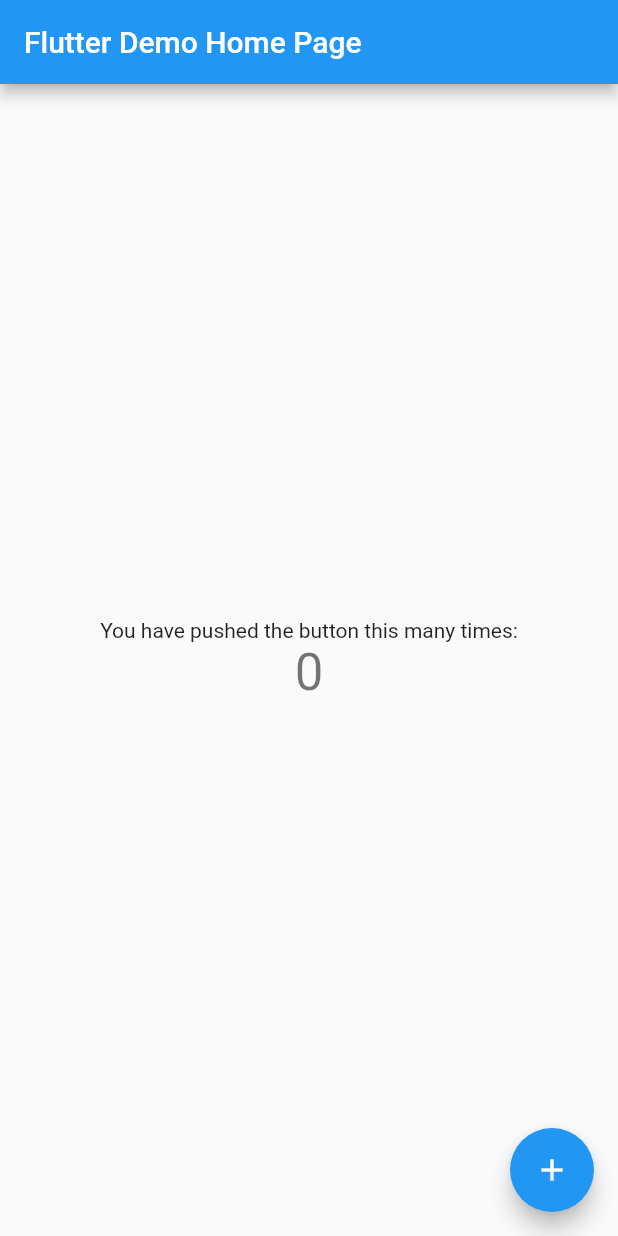
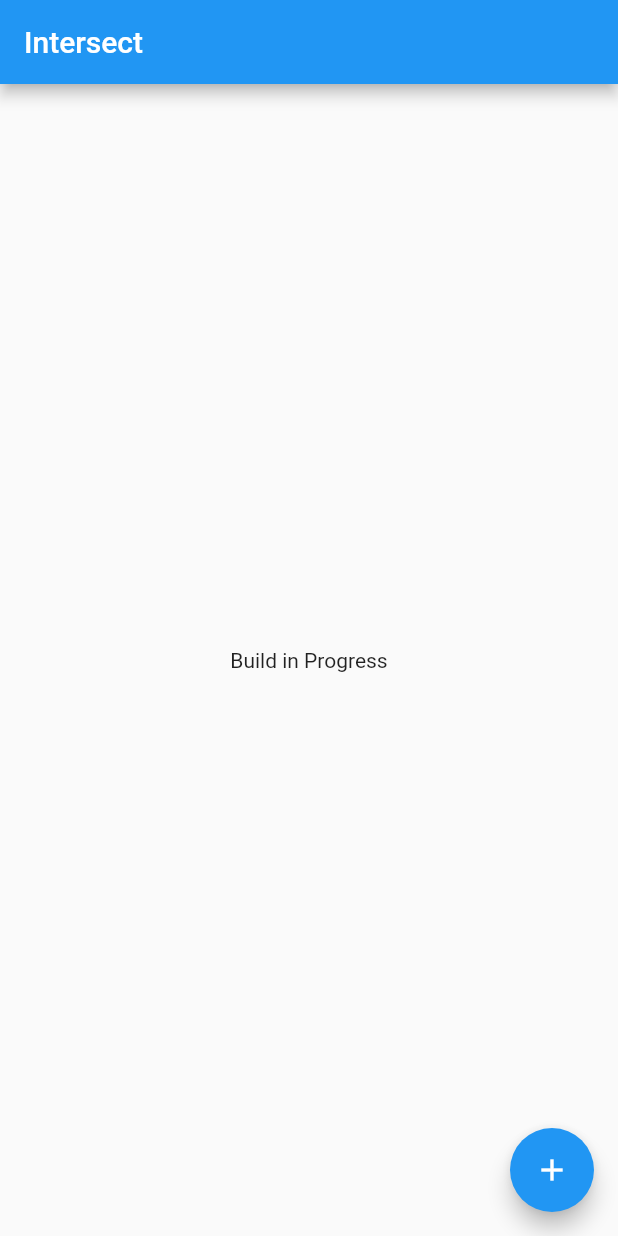
Before and after one commit to Suwhoop/Intersect, a Flutter app: the screen it shows after launch, on a phone screen of 412 x 824 dp. Run offline on Flutter 3.47's test engine with Material 2 defaults, Android fonts, the phone set to English and light mode, and no system bars.

Commit message:
Initial application commit (main.dart, etc.).
Signed-off-by: Suwhoop <59809401+Suwhoop@users.noreply.github.com>

```diff
--- a/flutter_app/lib/main.dart
+++ b/flutter_app/lib/main.dart
@@ -20,7 +20,7 @@ class MyApp extends StatelessWidget {
         // is not restarted.
         primarySwatch: Colors.blue,
       ),
-      home: MyHomePage(title: 'Flutter Demo Home Page'),
+      home: MyHomePage(title: 'Intersect'),
     );
   }
 }
@@ -92,11 +92,7 @@ class _MyHomePageState extends State<MyHomePage> {
           mainAxisAlignment: MainAxisAlignment.center,
           children: <Widget>[
             Text(
-              'You have pushed the button this many times:',
-            ),
-            Text(
-              '$_counter',
-              style: Theme.of(context).textTheme.display1,
+              'Build in Progress',
             ),
           ],
         ),
```
